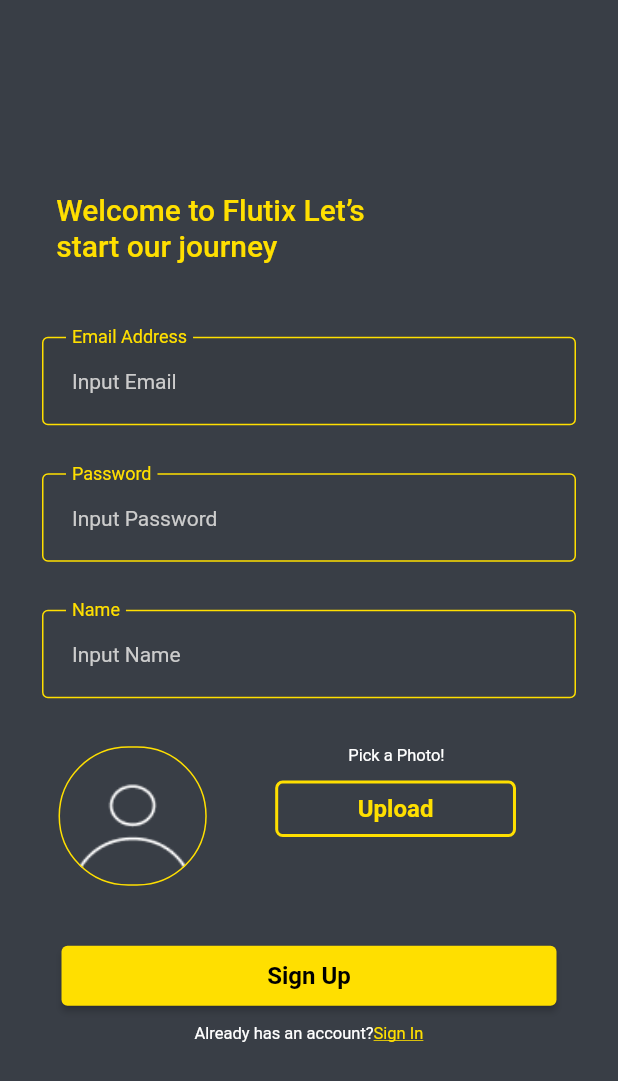
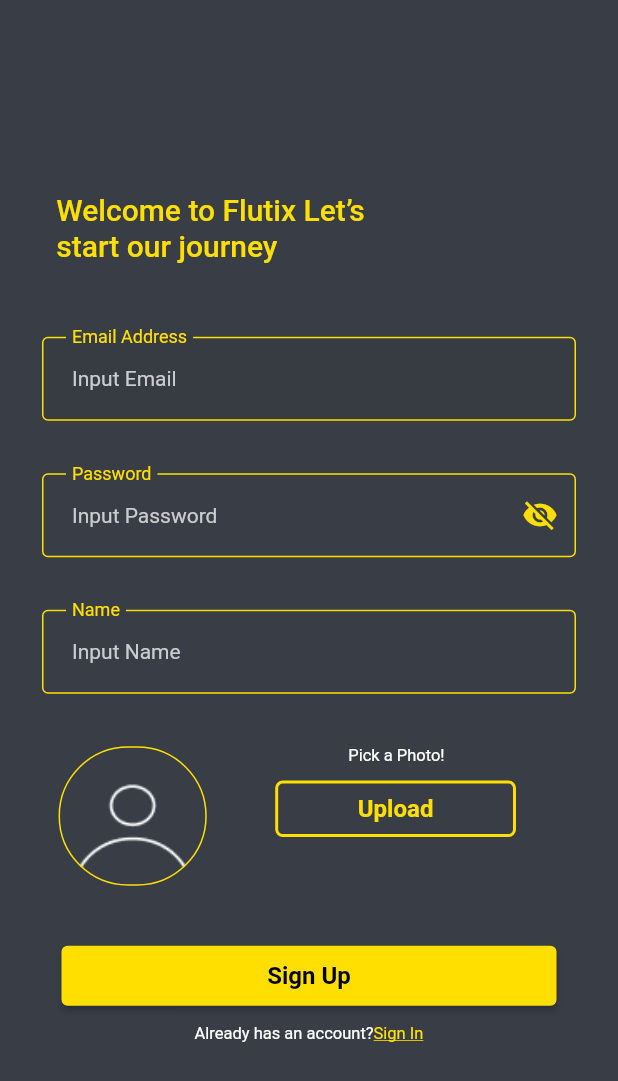
Before and after one commit to Linaeus14/piranti_bergerak, a Flutter app: the SignUp screen opened directly, on a phone screen of 412 x 824 dp. Shown: the top 1081 px of the screen. Run offline on Flutter 3.47's test engine with Material 2 defaults, Android fonts, the phone set to English and light mode, and no system bars; our stand-ins replace cloud_firestore, firebase_auth, firebase_core, firebase_storage, image_picker, shared_preferences; accounts and stored records are empty; network calls fail; Roboto replaces fonts that are missing (Raleway).

Commit message:
fix: pages widgets

```diff
--- a/lib/main.dart
+++ b/lib/main.dart
@@ -21,7 +21,7 @@
     return MultiProvider(
       providers: [
         ChangeNotifierProvider(create: (context) => UserData()),
-         ChangeNotifierProvider(create: (context) => TicketData()),
+        ChangeNotifierProvider(create: (context) => TicketData()),
       ],
       child: MaterialApp(
         theme: ThemeData(scaffoldBackgroundColor: const Color(0xff393e46)),
--- a/lib/ui/pages/my_wallet_page.dart
+++ b/lib/ui/pages/my_wallet_page.dart
@@ -36,7 +36,7 @@
               margin: const EdgeInsets.only(top: 25, left: 10),
               decoration: const BoxDecoration(
                 shape: BoxShape.circle,
-                color: Color(0xFFFFDF00),
+                color: Color.fromARGB(120, 255, 221, 0),
               ),
               width: 40,
               height: 40,
--- a/lib/ui/pages/signup_page.dart
+++ b/lib/ui/pages/signup_page.dart
@@ -9,6 +9,7 @@
 
 class _SignUpState extends State<SignUp> {
   String idDocument = '';
+  bool _isPasswordHidden = true;
 
   final _formKey = GlobalKey<FormState>();
 
@@ -94,7 +95,11 @@
                           color: const Color(0xff393e46),
                           child: TextFormField(
                             controller: _ctrlEmail,
-                            // controller: TextEditingController(),
+                            style: const TextStyle(
+                              fontSize: 14,
+                              fontWeight: FontWeight.w400,
+                              color: Colors.white,
+                            ),
                             decoration: const InputDecoration(
                               filled: true,
                               floatingLabelBehavior:
@@ -166,34 +171,54 @@
                           child: TextFormField(
                             // controller: TextEditingController(),
                             controller: _ctrlPassword,
-                            decoration: const InputDecoration(
+                            obscureText: _isPasswordHidden,
+                            style: const TextStyle(
+                              fontSize: 14,
+                              fontWeight: FontWeight.w400,
+                              color: Colors.white,
+                            ),
+                            decoration: InputDecoration(
                               floatingLabelBehavior:
                                   FloatingLabelBehavior.always,
-                              contentPadding: EdgeInsets.symmetric(
+                              contentPadding: const EdgeInsets.symmetric(
                                   horizontal: 20.0, vertical: 20.0),
                               labelText: 'Password',
-                              labelStyle: TextStyle(
+                              labelStyle: const TextStyle(
                                 color: Color(0xffffdf00),
                                 fontSize: 16,
                                 fontWeight: FontWeight.w400,
                               ),
                               hintText: 'Input Password',
-                              hintStyle: TextStyle(
+                              hintStyle: const TextStyle(
                                 fontSize: 14,
                                 fontWeight: FontWeight.w400,
                                 color: Color(0xffcccccc),
                               ),
-                              focusedBorder: OutlineInputBorder(
+                              focusedBorder: const OutlineInputBorder(
                                 borderSide: BorderSide(
                                   color: Color(0xffffdf00),
                                   width: 2,
                                 ),
                               ),
-                              enabledBorder: OutlineInputBorder(
+                              enabledBorder: const OutlineInputBorder(
                                 borderSide: BorderSide(
                                   color: Color(0xffffdf00),
                                   width: 1,
                                 ),
+                              ),
+                              suffixIcon: IconButton(
+                                icon: Icon(
+                                  _isPasswordHidden
+                                      ? Icons.visibility_off
+                                      : Icons.visibility,
+                                  color: const Color(0xffffdf00),
+                                ),
+                                onPressed: () {
+                                  // Toggle the visibility of the password
+                                  setState(() {
+                                    _isPasswordHidden = !_isPasswordHidden;
+                                  });
+                                },
                               ),
                             ),
                             validator: (value) {
@@ -235,6 +260,11 @@
                           color: const Color(0xff393e46),
                           child: TextFormField(
                             controller: _ctrlNama,
+                            style: const TextStyle(
+                              fontSize: 14,
+                              fontWeight: FontWeight.w400,
+                              color: Colors.white,
+                            ),
                             decoration: const InputDecoration(
                               floatingLabelBehavior:
                                   FloatingLabelBehavior.always,
--- a/lib/ui/widgets/list_tile.dart
+++ b/lib/ui/widgets/list_tile.dart
@@ -4,15 +4,12 @@
   const TicketTile(
       {super.key,
       required double width,
-      required double height,
       required this.ticket,
       required this.onPressed,
       this.leading = false})
-      : _width = width,
-        _height = height;
+      : _width = width;
 
   final double _width;
-  final double _height;
   final Ticket ticket;
   final VoidCallback onPressed;
   final bool leading;
```
Also changed, not shown: lib/ui/pages/checkout_page.dart (+7 -5 lines), lib/ui/pages/movie_detail_page.dart (+4 -3 lines), lib/ui/pages/movie_home_page.dart (+18 -7 lines), lib/ui/pages/my_ticket_page.dart (+38 -11 lines), lib/ui/pages/order_success_page.dart (+6 -10 lines), lib/ui/pages/seat_page.dart (+22 -6 lines), lib/ui/pages/signin_page.dart (+21 -14 lines), lib/ui/pages/ticket_detail_page.dart (+28 -27 lines).
